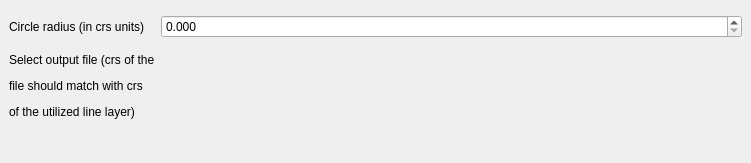
GispoCoding/kimu, file kimu/resources/ui/line_circle_dockwidget.ui: the form before one commit.
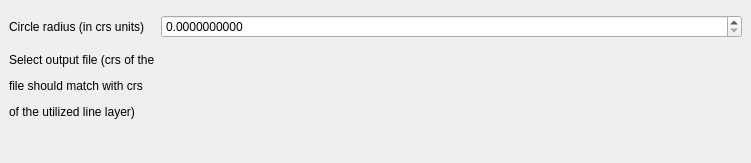
The form after the commit. Custom widgets are drawn as their Qt base class.

```diff
--- a/kimu/resources/ui/line_circle_dockwidget.ui
+++ b/kimu/resources/ui/line_circle_dockwidget.ui
@@ -30,7 +30,7 @@
       <item row="1" column="1">
        <widget class="QDoubleSpinBox" name="doublespinbox_radius">
         <property name="decimals">
-         <number>3</number>
+         <number>10</number>
         </property>
         <property name="maximum">
          <double>1000000000.000000000000000</double>
```
